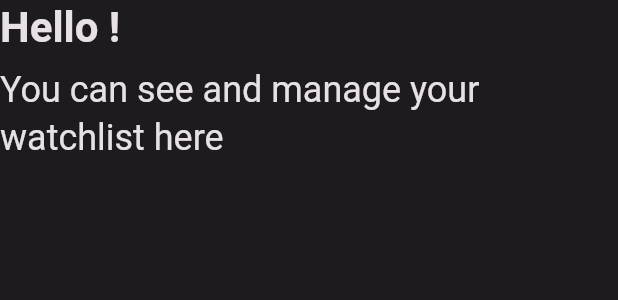
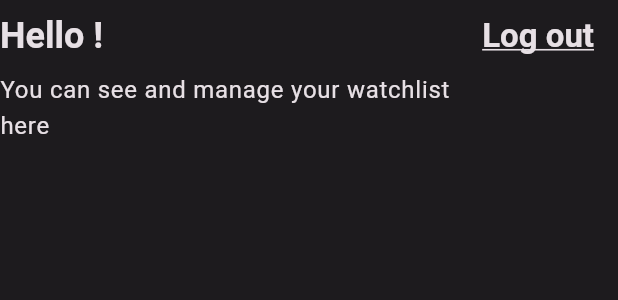
Before and after one commit to holparb/movie-finder, a Flutter app: the SavedMoviesHeader widget shown alone on an empty page, opened directly with empty values, on a phone screen of 412 x 824 dp. Shown: the top 300 px of the screen. Run offline on Flutter 3.47's test engine with Material 3 defaults, Android fonts, the phone set to English and light mode, and no system bars; our stand-ins replace auto_route, cached_network_image, equatable, flutter_bloc, get_it, shared_preferences; accounts and stored records are empty; network calls fail.

Commit message:
Added logout button to watchlist header

```diff
--- a/lib/presentation/widgets/saved_movies_list/saved_movies_header.dart
+++ b/lib/presentation/widgets/saved_movies_list/saved_movies_header.dart
@@ -1,4 +1,7 @@
 import 'package:flutter/material.dart';
+import 'package:flutter_bloc/flutter_bloc.dart';
+import 'package:movie_finder/presentation/bloc/auth/auth_bloc.dart';
+import 'package:movie_finder/presentation/bloc/auth/auth_event.dart';
 
 class SavedMoviesHeader extends StatelessWidget {
   const SavedMoviesHeader({super.key, required this.username});
@@ -9,11 +12,26 @@ class SavedMoviesHeader extends StatelessWidget {
   Widget build(BuildContext context) {
     return Column(
       mainAxisAlignment: MainAxisAlignment.start,
-      crossAxisAlignment: CrossAxisAlignment.stretch,
+      crossAxisAlignment: CrossAxisAlignment.start,
       children: [
-        Text("Hello $username!", style: Theme.of(context).textTheme.headlineMedium!.copyWith(fontWeight: FontWeight.bold)),
-        const SizedBox(height: 8),
-        Text("You can see and manage your watchlist here", style: Theme.of(context).textTheme.headlineSmall,)
+        Row(
+          mainAxisAlignment: MainAxisAlignment.spaceBetween,
+          children: [
+            Text("Hello $username!", style: Theme.of(context).textTheme.headlineSmall!.copyWith(fontWeight: FontWeight.bold)),
+            MaterialButton(
+              highlightColor: Theme.of(context).colorScheme.outlineVariant,
+              splashColor: Theme.of(context).colorScheme.outlineVariant,
+              onPressed: () {
+                BlocProvider.of<AuthBloc>(context).add(const LogOut());
+              },
+              child: Text("Log out", style: Theme.of(context).textTheme.titleLarge!.copyWith(fontWeight: FontWeight.bold, decoration: TextDecoration.underline))
+            )
+          ],
+        ),
+        SizedBox(
+          width: 300,
+          child: Text("You can see and manage your watchlist here", style: Theme.of(context).textTheme.bodyLarge,),
+        )
       ],
     );
   }
```
